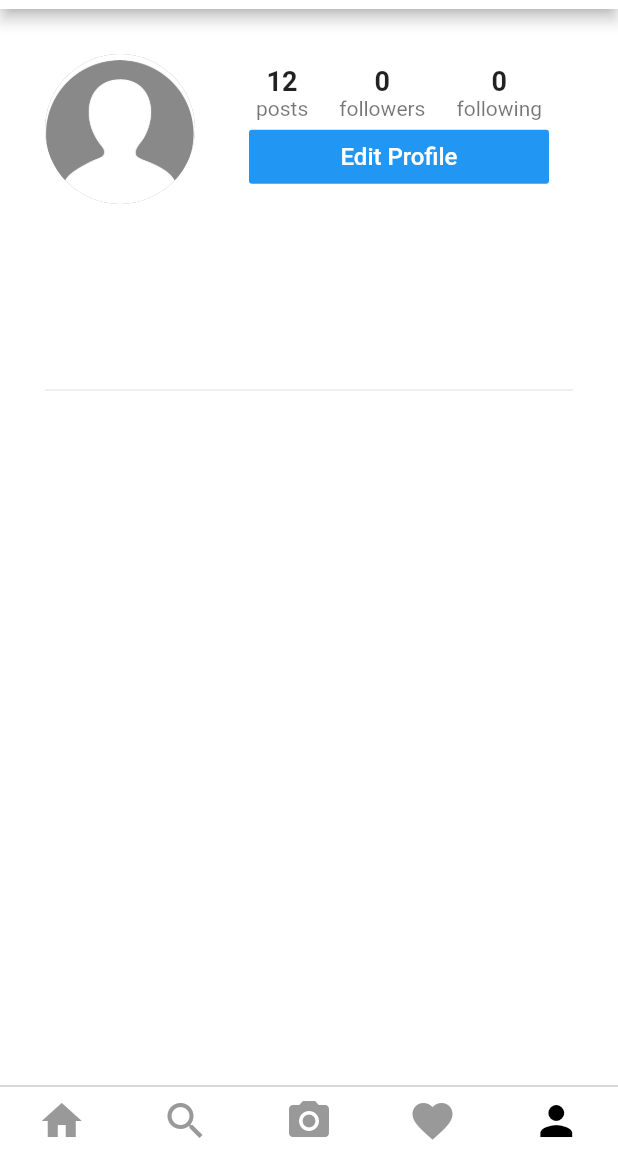
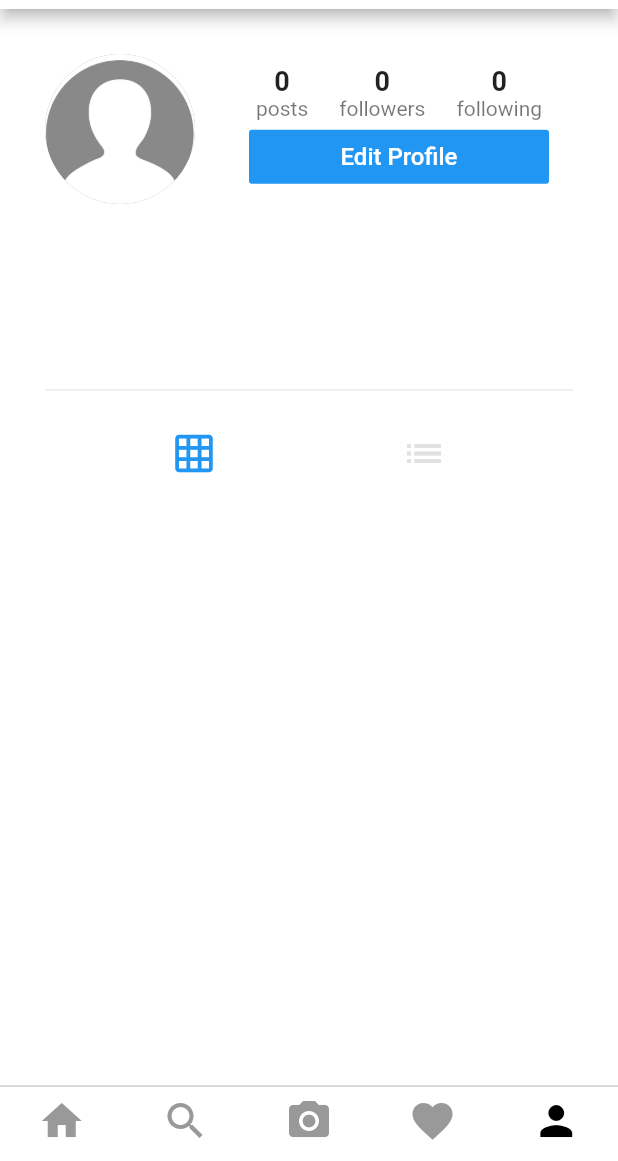
Before and after one commit to realsst1/InstagramClone, a Flutter app: the screen it shows once a user with an empty profile is signed in, swiped to page 5, on a phone screen of 412 x 824 dp, the part 75-1236 px from its top. Run offline on Flutter 3.47's test engine with Material 2 defaults, Android fonts, the phone set to English and light mode, and no system bars; our stand-ins replace cached_network_image, cloud_firestore, firebase_auth, firebase_storage, flutter_image_compress, image_cropper and 1 more; accounts and stored records are empty.

Commit message:
profile wall added

```diff
--- a/lib/screens/profile_screen.dart
+++ b/lib/screens/profile_screen.dart
@@ -1,10 +1,12 @@
 import 'package:cached_network_image/cached_network_image.dart';
 import 'package:flutter/material.dart';
+import 'package:insta_clone/models/post_model.dart';
 import 'package:insta_clone/models/user_data.dart';
 import 'package:insta_clone/models/user_model.dart';
 import 'package:insta_clone/screens/edit_profile_screen.dart';
 import 'package:insta_clone/services/database_service.dart';
 import 'package:insta_clone/utilities/constants.dart';
+import 'package:insta_clone/widgets/post_view.dart';
 import 'package:provider/provider.dart';
 
 class ProfileScreen extends StatefulWidget {
@@ -20,9 +22,14 @@ class ProfileScreen extends StatefulWidget {
 
 class _ProfileScreenState extends State<ProfileScreen> {
 
-  bool isFollowing=false;
-  int followersCount=0;
-  int followingCount=0;
+  bool _isFollowing=false;
+  int _followersCount=0;
+  int _followingCount=0;
+  List<Post> _posts=[];
+  int _displayPosts=0; //0-grid 1-col
+
+  User _profileUser;
+
 
 
   @override
@@ -31,6 +38,23 @@ class _ProfileScreenState extends State<ProfileScreen> {
     _setupIsFollowing();
     _setupFollowers();
     _setupFollowing();
+    _setupPosts();
+    _setupProfileUser();
+  }
+
+  _setupProfileUser()async{
+    User profileUser=await DatabaseService.getUserWithId(widget.userID);
+    setState(() {
+      _profileUser=profileUser;
+    });
+
+  }
+
+  _setupPosts() async{
+    List<Post> posts=await DatabaseService.getUserPosts(widget.userID);
+    setState(() {
+      _posts=posts;
+    });
   }
 
   _setupIsFollowing()async{
@@ -39,27 +63,27 @@ class _ProfileScreenState extends State<ProfileScreen> {
       userId:widget.userID
     );
     setState(() {
-      isFollowing=isFollowingUser;
+      _isFollowing=isFollowingUser;
     });
   }
 
   _setupFollowers() async{
-    int userFollowersCount=await DatabaseService.numFollowers(widget.userID);
+    int user_followersCount=await DatabaseService.numFollowers(widget.userID);
     setState(() {
-      followersCount=userFollowersCount;
+      _followersCount=user_followersCount;
     });
 
   }
 
   _setupFollowing()async{
-    int userFollowingCount=await DatabaseService.numFollowing(widget.userID);
+    int user_followingCount=await DatabaseService.numFollowing(widget.userID);
     setState(() {
-      followingCount=userFollowingCount;
+      _followingCount=user_followingCount;
     });
   }
 
   _followorUnfollow(){
-    if(isFollowing){
+    if(_isFollowing){
       _unFollowUser();
     }
     else{
@@ -70,16 +94,16 @@ class _ProfileScreenState extends State<ProfileScreen> {
   _unFollowUser(){
     DatabaseService.unFollowUser(widget.currentUserId,widget.userID);
     setState(() {
-      isFollowing=false;
-      followersCount--;
+      _isFollowing=false;
+      _followersCount--;
     });
   }
 
   _followUser(){
     DatabaseService.followUser(widget.currentUserId, widget.userID);
     setState(() {
-      isFollowing=true;
-      followersCount++;
+      _isFollowing=true;
+      _followersCount++;
     });
   }
 
@@ -109,16 +133,52 @@ class _ProfileScreenState extends State<ProfileScreen> {
       width: 200.0,
       child: FlatButton(
         onPressed: _followorUnfollow,
-        color: isFollowing?Colors.grey[200]:Colors.blue,
-        textColor: isFollowing?Colors.black:Colors.white,
+        color: _isFollowing?Colors.grey[200]:Colors.blue,
+        textColor: _isFollowing?Colors.black:Colors.white,
         child: Text(
-          isFollowing?"Unfollow":"Follow",
+          _isFollowing?"Unfollow":"Follow",
           style: TextStyle(
               fontSize: 16.0
           ),
         ),
       ),
     );
+  }
+
+  _buildTilePost(Post post){
+    return GridTile(
+      child: Image(
+        image: CachedNetworkImageProvider(post.imageUrl),
+        fit: BoxFit.cover,
+      ),
+    );
+  }
+
+  _buildDisplayPost() {
+    if(_displayPosts==0){
+      List<GridTile> tiles=[];
+      _posts.forEach((post){
+        tiles.add(_buildTilePost(post));
+      });
+      return GridView.count(
+        crossAxisCount: 3,
+        childAspectRatio: 1.0,
+        mainAxisSpacing: 2.0,
+        crossAxisSpacing: 2.0,
+        shrinkWrap: true,
+        children: tiles,
+        physics: NeverScrollableScrollPhysics(),
+      );
+    }
+    else{
+      List<PostView> postViews=[];
+      _posts.forEach((post) {
+        postViews.add(PostView(currentUserId: widget.currentUserId,post: post,author:_profileUser,));
+      });
+      return Column(
+        children:postViews
+      );
+    }
   }
 
   @override
@@ -169,7 +229,7 @@ class _ProfileScreenState extends State<ProfileScreen> {
                               Column(
                                 children: <Widget>[
                                   Text(
-                                    "12",
+                                    _posts.length.toString(),
                                     style: TextStyle(
                                         fontSize: 18.0,
                                         fontWeight: FontWeight.w600
@@ -186,7 +246,7 @@ class _ProfileScreenState extends State<ProfileScreen> {
                               Column(
                                 children: <Widget>[
                                   Text(
-                                    followersCount.toString(),
+                                    _followersCount.toString(),
                                     style: TextStyle(
                                         fontSize: 18.0,
                                         fontWeight: FontWeight.w600
@@ -203,7 +263,7 @@ class _ProfileScreenState extends State<ProfileScreen> {
                               Column(
                                 children: <Widget>[
                                   Text(
-                                    followingCount.toString(),
+                                    _followingCount.toString(),
                                     style: TextStyle(
                                         fontSize: 18.0,
                                         fontWeight: FontWeight.w600
@@ -252,7 +312,29 @@ class _ProfileScreenState extends State<ProfileScreen> {
                     Divider()
                   ],
                 ),
-              )
+              ),
+              Row(
+                mainAxisAlignment: MainAxisAlignment.spaceEvenly,
+                children: <Widget>[
+                  IconButton(
+                    icon: Icon(Icons.grid_on),
+                    iconSize: 30.0,
+                    color: _displayPosts==0?Theme.of(context).primaryColor:Colors.grey[300],
+                    onPressed: ()=> setState((){
+                      _displayPosts=0;
+                    }),
+                  ),
+                  IconButton(
+                    icon: Icon(Icons.list),
+                    iconSize: 30.0,
+                    color: _displayPosts==1?Theme.of(context).primaryColor:Colors.grey[300],
+                    onPressed: ()=> setState((){
+                      _displayPosts=1;
+                    }),
+                  )
+                ],
+              ),
+              _buildDisplayPost()
             ],
           );
         }
--- a/lib/services/database_service.dart
+++ b/lib/services/database_service.dart
@@ -81,4 +81,10 @@ class DatabaseService{
     }
     return User();
   }
+
+  static Future<List<Post>> getUserPosts(String userId) async{
+    QuerySnapshot usersPostSnapshot=await postsRef.document(userId).collection('userPosts').orderBy('timestamp',descending: true).getDocuments();
+    List<Post> posts=usersPostSnapshot.documents.map((doc)=>Post.fromDoc(doc)).toList();
+    return posts;
+  }
 }
```
Also changed, not shown: lib/screens/feed_screen.dart (+3 -92 lines), lib/widgets/post_view.dart (added, +107 -0 lines).
